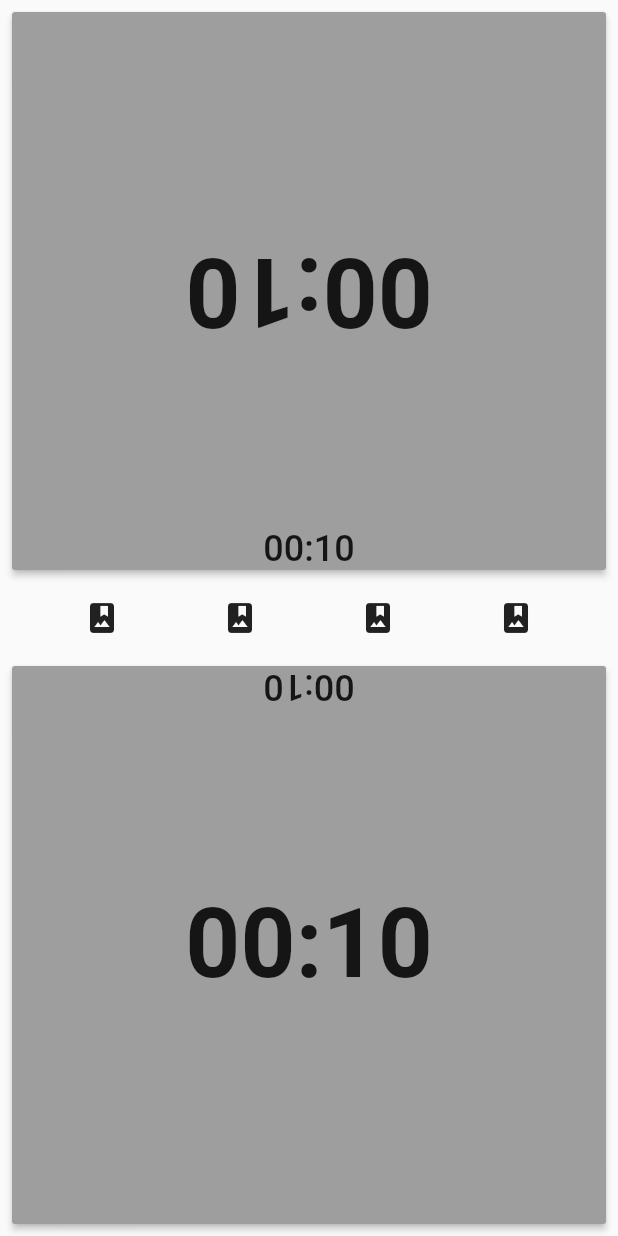
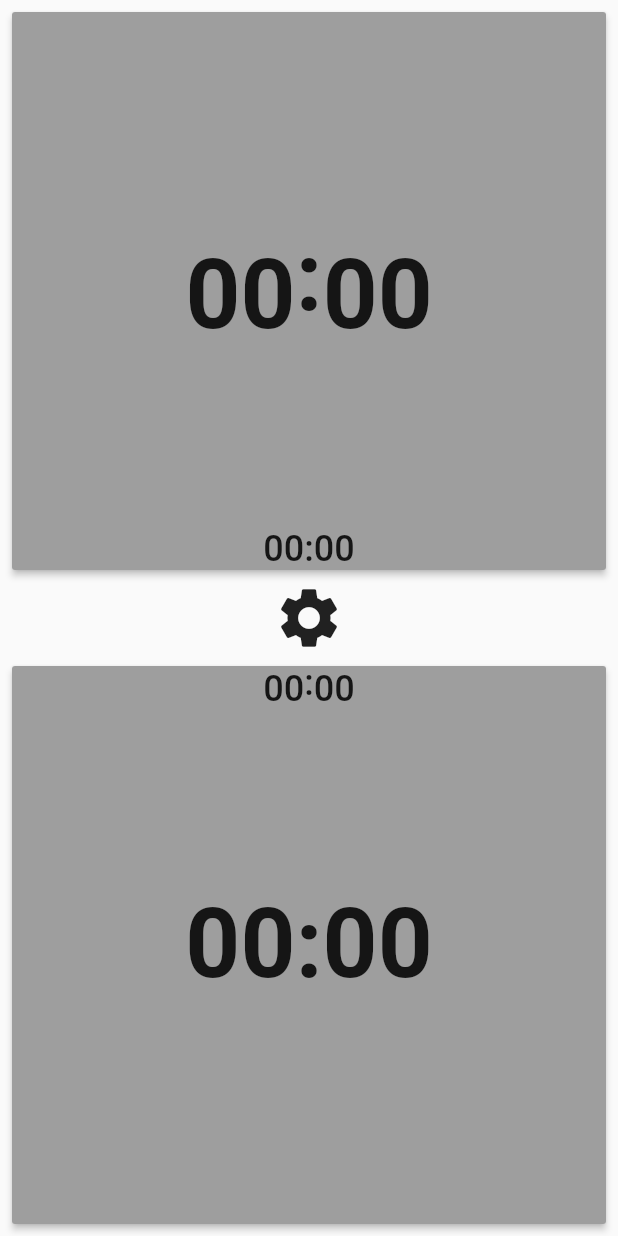
Before and after one commit to Goddchen/ChessTimer, a Flutter app: the screen it shows after launch, on a phone screen of 412 x 824 dp. Run offline on Flutter 3.47's test engine with Material 2 defaults, Android fonts, the phone set to English and light mode, and no system bars; missing offline and left inert: preferences; statements that could not run were skipped.

Commit message:
add settings screen

```diff
--- a/chess_timer/lib/main.dart
+++ b/chess_timer/lib/main.dart
@@ -4,25 +4,36 @@ import 'middle_area.dart';
 import 'dart:math';
 import 'package:quiver/async.dart';
 import 'package:flutter/animation.dart';
+import 'package:preferences/preferences.dart';
 
-void main() => runApp(MyApp());
+void main() async {
+  await PrefService.init();
+  runApp(MyApp());
+}
 
 class MyApp extends StatefulWidget {
   @override
-  State<StatefulWidget> createState() => _ChessTimerState();
+  State<StatefulWidget> createState() => ChessTimerState();
 }
 
-class _ChessTimerState extends State<MyApp>
+class ChessTimerState extends State<MyApp>
     with SingleTickerProviderStateMixin {
-  static int _turnTimeSeconds = 10;
+  int _turnTimeSeconds;
   int _playerAtTurn = 0;
-  var _playersTime = [0, _turnTimeSeconds, _turnTimeSeconds]; // 0 is for pause
+  var _playersTime = [0, 0, 0];
   var _playerScale = [0, 1.0, 1.0];
   CountdownTimer _timer;
   Animation<double> animation;
   AnimationController animationController;
 
-  void setPlayerAtTurn(int triggeringPlayer) {
+  void setNewTurnTime(int timeInSeconds) {
+    setState(() {
+          _turnTimeSeconds = timeInSeconds;
+          _playersTime = [0, _turnTimeSeconds, _turnTimeSeconds];
+        });
+  }
+
+  void _setPlayerAtTurn(int triggeringPlayer) {
     setState(() {
       if (_playerAtTurn == 0) {
         _playerAtTurn = triggeringPlayer;
@@ -33,7 +44,7 @@ class _ChessTimerState extends State<MyApp>
     });
   }
 
-  void startTimerForCurrentPlayer() {
+  void _startTimerForCurrentPlayer() {
     _timer?.cancel();
     _timer = CountdownTimer(
         Duration(seconds: _playersTime[_playerAtTurn], milliseconds: 500),
@@ -43,18 +54,18 @@ class _ChessTimerState extends State<MyApp>
         _playersTime[_playerAtTurn] = timer.remaining.inSeconds;
       });
       if (timer.remaining.inMilliseconds > 0 && timer.remaining.inSeconds < 5)
-        startAnimation();
+        _startAnimation();
     });
   }
 
-  void playerStopped(int triggeringPlayer) {
+  void _playerStopped(int triggeringPlayer) {
     if (_playerAtTurn == triggeringPlayer || _playerAtTurn == 0) {
-      setPlayerAtTurn(triggeringPlayer);
-      startTimerForCurrentPlayer();
+      _setPlayerAtTurn(triggeringPlayer);
+      _startTimerForCurrentPlayer();
     }
   }
 
-  void startAnimation() {
+  void _startAnimation() {
     animationController.reset();
     animationController.forward();
     animationController.addStatusListener((status) {
@@ -64,9 +75,7 @@ class _ChessTimerState extends State<MyApp>
     });
   }
 
-  @override
-  void initState() {
-    super.initState();
+  void _initAnimations() {
     animationController = AnimationController(
       duration: Duration(milliseconds: 100),
       vsync: this,
@@ -80,6 +89,14 @@ class _ChessTimerState extends State<MyApp>
           });
         });
       });
+  }
+
+  @override
+  void initState() {
+    super.initState();
+    _initAnimations();
+    _turnTimeSeconds = PrefService.getInt('turn_time');
+    _playersTime = [0, _turnTimeSeconds, _turnTimeSeconds];
   }
 
   @override
@@ -110,7 +127,7 @@ class _ChessTimerState extends State<MyApp>
                           child: PlayersArea(
                             isActive: _playerAtTurn == 1,
                             time: _playersTime[1],
-                            clickedCallback: () => playerStopped(1),
+                            clickedCallback: () => _playerStopped(1),
                           ),
                         ),
                       ),
@@ -125,7 +142,7 @@ class _ChessTimerState extends State<MyApp>
                         child: PlayersArea(
                           isActive: _playerAtTurn == 2,
                           time: _playersTime[2],
-                          clickedCallback: () => playerStopped(2),
+                          clickedCallback: () => _playerStopped(2),
                         ),
                       ),
                     ),
--- a/chess_timer/lib/middle_area.dart
+++ b/chess_timer/lib/middle_area.dart
@@ -1,4 +1,5 @@
 import 'package:flutter/material.dart';
+import 'settings.dart';
 
 class MiddleArea extends StatelessWidget {
   @override
@@ -7,30 +8,14 @@ class MiddleArea extends StatelessWidget {
       mainAxisAlignment: MainAxisAlignment.spaceEvenly,
       children: <Widget>[
         InkWell(
-          child: SizedBox.fromSize(
-            size: Size.square(48),
-            child: Icon(Icons.photo_album),
+          child: Icon(
+            Icons.settings,
+            size: 48,
           ),
-          onTap: () {},
-        ),
-        InkWell(
-          child: SizedBox.fromSize(
-            size: Size.square(48),
-            child: Icon(Icons.photo_album),
-          ),
-          onTap: () {},
-        ),InkWell(
-          child: SizedBox.fromSize(
-            size: Size.square(48),
-            child: Icon(Icons.photo_album),
-          ),
-          onTap: () {},
-        ),InkWell(
-          child: SizedBox.fromSize(
-            size: Size.square(48),
-            child: Icon(Icons.photo_album),
-          ),
-          onTap: () {},
+          onTap: () {
+            Navigator.push(context,
+                MaterialPageRoute(builder: (context) => SettingsWidget()));
+          },
         ),
       ],
     );
--- a/chess_timer/lib/players_area.dart
+++ b/chess_timer/lib/players_area.dart
@@ -24,7 +24,7 @@ class PlayersArea extends StatelessWidget {
               Align(
                 alignment: Alignment.center,
                 child: Text(
-                  '${NumberFormat('00').format((_timeSeconds / 60).floor())}:${NumberFormat('00').format((_timeSeconds % 60))}',
+                  '${NumberFormat('00').format(((_timeSeconds ?? 10) / 60).floor())}:${NumberFormat('00').format(((_timeSeconds ?? 10) % 60))}',
                   style: TextStyle(
                     fontWeight: FontWeight.bold,
                     fontSize: 64,
@@ -36,7 +36,7 @@ class PlayersArea extends StatelessWidget {
                 child: Transform.rotate(
                   angle: pi,
                   child: Text(
-                    '${NumberFormat('00').format((_timeSeconds / 60).floor())}:${NumberFormat('00').format((_timeSeconds % 60))}',
+                    '${NumberFormat('00').format(((_timeSeconds ?? 10) / 60).floor())}:${NumberFormat('00').format(((_timeSeconds ?? 10) % 60))}',
                     style: TextStyle(
                       fontSize: 24,
                     ),
--- a/chess_timer/pubspec.yaml
+++ b/chess_timer/pubspec.yaml
@@ -20,6 +20,8 @@ dependencies:
   # The following adds the Cupertino Icons font to your application.
   # Use with the CupertinoIcons class for iOS style icons.
   cupertino_icons: ^0.1.2
+  preferences: ^1.0.8
+  shared_preferences: ^0.4.3
 
 dev_dependencies:
   flutter_test:
```
Also changed, not shown: chess_timer/lib/settings.dart (added, +26 -0 lines).
